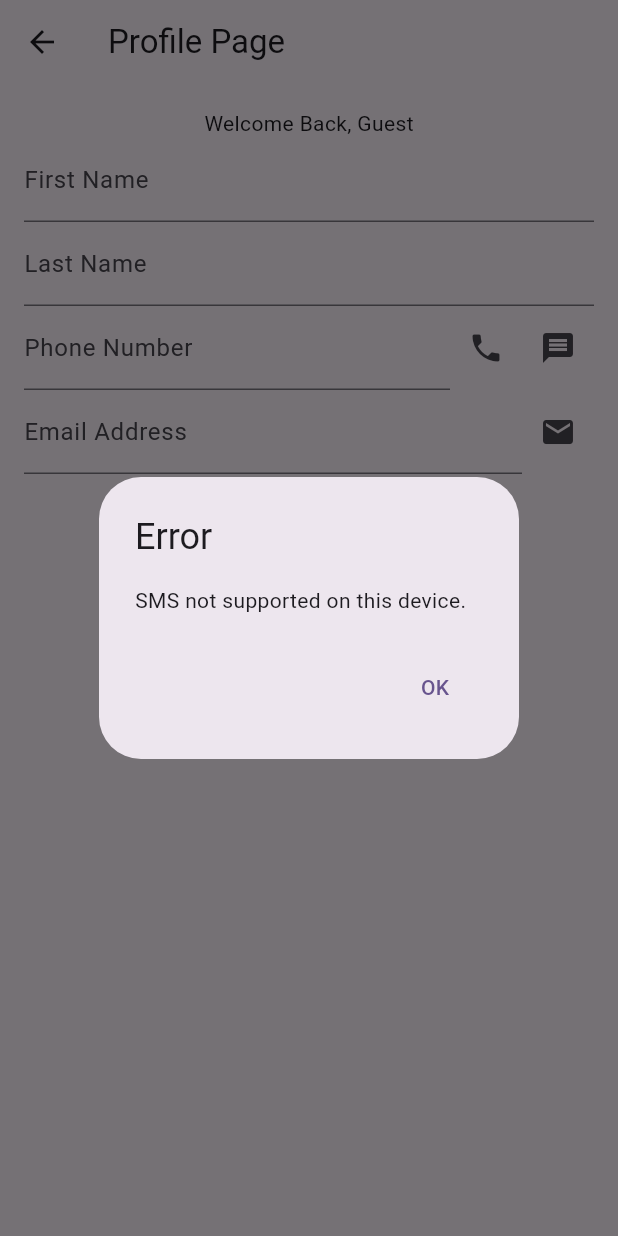
After one commit to JayCP1993/test_github_flutter, a Flutter app: the ProfilePage screen opened by its route, after a tap on the "message" icon, on a phone screen of 412 x 824 dp. The commit adds this screen. Run offline on Flutter 3.47's test engine with Material 3 defaults, Android fonts, the phone set to English and light mode, and no system bars; our stand-ins replace flutter_secure_storage; accounts and stored records are empty.

Commit message:
Made updates for Week5

```diff
--- /dev/null
+++ b/lib/ProfilePage.dart
@@ -0,0 +1,152 @@
+import 'package:flutter/material.dart';
+import 'package:flutter_secure_storage/flutter_secure_storage.dart';
+import 'package:url_launcher/url_launcher.dart';
+
+class ProfilePage extends StatefulWidget {
+  @override
+  _ProfilePageState createState() => _ProfilePageState();
+}
+
+class _ProfilePageState extends State<ProfilePage> {
+  final TextEditingController firstNameController = TextEditingController();
+  final TextEditingController lastNameController = TextEditingController();
+  final TextEditingController phoneController = TextEditingController();
+  final TextEditingController emailController = TextEditingController();
+  final storage = const FlutterSecureStorage(); // Secure storage instance
+
+  @override
+  void initState() {
+    super.initState();
+    _loadProfileData(); // Load profile data on init
+  }
+
+  // Function to load profile data
+  Future<void> _loadProfileData() async {
+    firstNameController.text = await storage.read(key: 'firstName') ?? '';
+    lastNameController.text = await storage.read(key: 'lastName') ?? '';
+    phoneController.text = await storage.read(key: 'phone') ?? '';
+    emailController.text = await storage.read(key: 'email') ?? '';
+  }
+
+  // Function to save profile data
+  void _saveProfileData() async {
+    await storage.write(key: 'firstName', value: firstNameController.text);
+    await storage.write(key: 'lastName', value: lastNameController.text);
+    await storage.write(key: 'phone', value: phoneController.text);
+    await storage.write(key: 'email', value: emailController.text);
+  }
+
+  // Function to launch the dialer
+  Future<void> _launchDialer(String phoneNumber) async {
+    final Uri url = Uri(scheme: 'tel', path: phoneNumber);
+    if (await canLaunchUrl(url)) {
+      await launchUrl(url);
+    } else {
+      _showAlert('Phone not supported on this device.');
+    }
+  }
+
+  // Function to launch SMS
+  Future<void> _launchSMS(String phoneNumber) async {
+    final Uri url = Uri(scheme: 'sms', path: phoneNumber);
+    if (await canLaunchUrl(url)) {
+      await launchUrl(url);
+    } else {
+      _showAlert('SMS not supported on this device.');
+    }
+  }
+
+  // Function to launch email client
+  Future<void> _launchEmail(String emailAddress) async {
+    final Uri url = Uri(scheme: 'mailto', path: emailAddress);
+    if (await canLaunchUrl(url)) {
+      await launchUrl(url);
+    } else {
+      _showAlert('Email not supported on this device.');
+    }
+  }
+
+  // Function to show unsupported URL alert
+  void _showAlert(String message) {
+    showDialog(
+      context: context,
+      builder: (BuildContext context) {
+        return AlertDialog(
+          title: const Text('Error'),
+          content: Text(message),
+          actions: [
+            TextButton(
+              onPressed: () => Navigator.of(context).pop(),
+              child: const Text('OK'),
+            ),
+          ],
+        );
+      },
+    );
+  }
+
+  @override
+  Widget build(BuildContext context) {
+    final String loginName = (ModalRoute.of(context)?.settings.arguments as String?) ?? 'Guest'; // Handle null login name
+
+    return Scaffold(
+      appBar: AppBar(
+        title: const Text('Profile Page'),
+        leading: BackButton(
+          onPressed: () {
+            _saveProfileData(); // Save profile data when navigating back
+            Navigator.pop(context);
+          },
+        ),
+      ),
+      body: Padding(
+        padding: const EdgeInsets.all(16.0),
+        child: Column(
+          children: [
+            Text("Welcome Back, $loginName"),
+            TextField(
+              controller: firstNameController,
+              decoration: const InputDecoration(labelText: 'First Name'),
+            ),
+            TextField(
+              controller: lastNameController,
+              decoration: const InputDecoration(labelText: 'Last Name'),
+            ),
+            Row(
+              children: [
+                Flexible(
+                  child: TextField(
+                    controller: phoneController,
+                    decoration: const InputDecoration(labelText: 'Phone Number'),
+                  ),
+                ),
+                IconButton(
+                  icon: const Icon(Icons.phone),
+                  onPressed: () => _launchDialer(phoneController.text),
+                ),
+                IconButton(
+                  icon: const Icon(Icons.message),
+                  onPressed: () => _launchSMS(phoneController.text),
+                ),
+              ],
+            ),
+            Row(
+              children: [
+                Flexible(
+                  child: TextField(
+                    controller: emailController,
+                    decoration: const InputDecoration(labelText: 'Email Address'),
+                  ),
+                ),
+                IconButton(
+                  icon: const Icon(Icons.mail),
+                  onPressed: () => _launchEmail(emailController.text),
+                ),
+              ],
+            ),
+          ],
+        ),
+      ),
+    );
+  }
+}
```
Also changed, not shown: lib/main.dart (+111 -61 lines), pubspec.yaml (+4 -12 lines), pubspec.lock, 5 other files.
